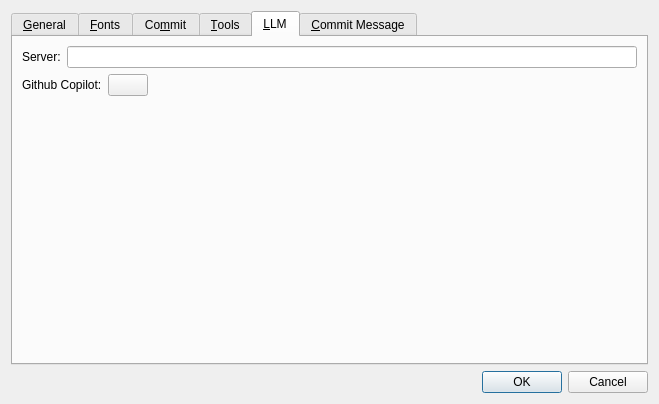
Qt form qgitc/preferences.ui (timxx/qgitc) before a commit.
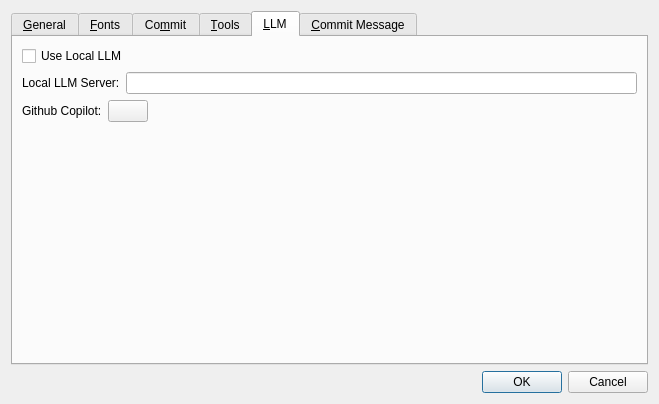
The same form after that commit. Custom widgets are drawn as their Qt base class.

```diff
--- a/qgitc/preferences.ui
+++ b/qgitc/preferences.ui
@@ -865,12 +865,19 @@
        <string>&amp;LLM</string>
       </attribute>
       <layout class="QVBoxLayout" name="verticalLayout_11">
+       <item>
+        <widget class="QCheckBox" name="cbUseLocalLLM">
+         <property name="text">
+          <string>Use Local LLM</string>
+         </property>
+        </widget>
+       </item>
        <item>
         <layout class="QHBoxLayout" name="horizontalLayout_13">
          <item>
           <widget class="QLabel" name="label_16">
            <property name="text">
-            <string>Server:</string>
+            <string>Local LLM Server:</string>
            </property>
           </widget>
          </item>
```
